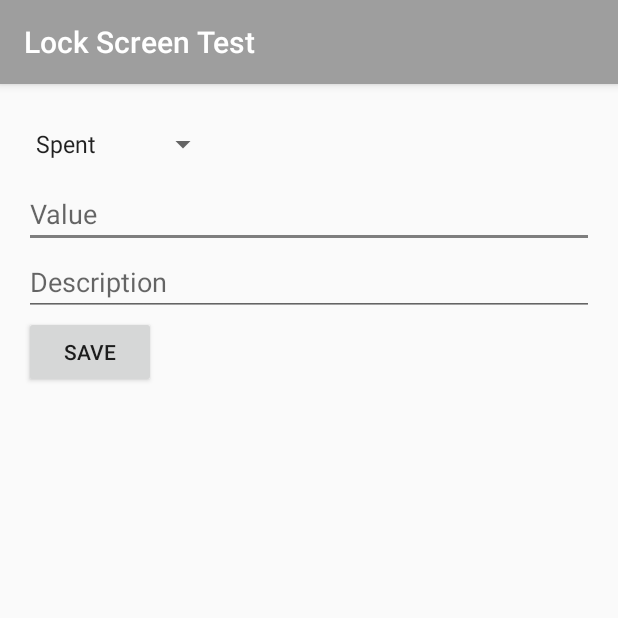
After one commit to anshenguin/New-App-Prototype, an Android app: the EditActivity screen opened directly, with no data from a screen before it, on a phone screen of 412 x 824 dp, the top half of it. The commit adds this screen. Run offline under Robolectric (Android 15) with nearby library versions, the light colour scheme and no system bars.

Commit message:
Editing values works now. Woah!

```diff
--- a/app/src/main/AndroidManifest.xml
+++ b/app/src/main/AndroidManifest.xml
@@ -15,14 +15,14 @@
         <activity
             android:name=".home"
             android:configChanges="orientation|screenSize|keyboardHidden"
-        android:theme="@style/AppTheme.NoActionBar">
+            android:theme="@style/AppTheme.NoActionBar">
             <intent-filter>
                 <action android:name="android.intent.action.MAIN" />
 
                 <category android:name="android.intent.category.LAUNCHER" />
             </intent-filter>
         </activity>
-        <activity android:name=".Settings"></activity>
+        <activity android:name=".Settings" />
         <activity
             android:name=".EnterValueActivity"
             android:exported="true" />
@@ -32,6 +32,7 @@
             android:authorities="com.kinitoapps.moneymanager"
             android:exported="false" />
 
+        <activity android:name=".EditActivity"></activity>
     </application>
 
 </manifest>
--- /dev/null
+++ b/app/src/main/java/com/kinitoapps/moneymanager/EditActivity.java
@@ -0,0 +1,195 @@
+package com.kinitoapps.moneymanager;
+
+import android.content.ContentValues;
+import android.content.Intent;
+import android.database.Cursor;
+import android.database.sqlite.SQLiteDatabase;
+import android.net.Uri;
+import android.support.v4.app.LoaderManager;
+import android.support.v4.content.CursorLoader;
+import android.support.v4.content.Loader;
+import android.support.v7.app.AppCompatActivity;
+import android.os.Bundle;
+import android.text.TextUtils;
+import android.view.View;
+import android.widget.AdapterView;
+import android.widget.ArrayAdapter;
+import android.widget.Button;
+import android.widget.EditText;
+import android.widget.Spinner;
+import android.widget.Toast;
+
+import com.kinitoapps.moneymanager.data.MoneyContract;
+import com.kinitoapps.moneymanager.data.MoneyDbHelper;
+
+import java.text.DateFormat;
+import java.text.SimpleDateFormat;
+import java.util.Calendar;
+import java.util.Date;
+import java.util.Locale;
+
+public class EditActivity extends AppCompatActivity implements LoaderManager.LoaderCallbacks<Cursor>{
+    private static final int EXISTING_MONEY_LOADER = 0;
+
+    private EditText mValueEditText;
+    private Spinner mStatusSpinner;
+    private EditText mDescEditText;
+    private MoneyDbHelper mDbHelper;
+    private Button save;
+
+    private int mStatus = MoneyContract.MoneyEntry.STATUS_UNKNOWN;
+
+
+    @Override
+    protected void onCreate(Bundle savedInstanceState) {
+        super.onCreate(savedInstanceState);
+        setContentView(R.layout.activity_edit);
+        mDbHelper = new MoneyDbHelper(this);
+        mDescEditText = (EditText) findViewById(R.id.edit_desc);
+        mStatusSpinner = (Spinner) findViewById(R.id.spinner_status);
+        save = (Button) findViewById(R.id.saveValue);
+        save.setOnClickListener(new View.OnClickListener() {
+            @Override
+            public void onClick(View view) {
+                editValue();
+                finish();
+            }
+        });
+        mValueEditText = (EditText) findViewById(R.id.edit_value);
+        setupSpinner();
+        getSupportLoaderManager().initLoader(EXISTING_MONEY_LOADER, null, this);
+    }
+
+    @Override
+    public Loader<Cursor> onCreateLoader(int id, Bundle args) {
+        Intent intent = getIntent();
+        Uri currentEntryUri = intent.getData();
+        String[] projection = {
+                MoneyContract.MoneyEntry._ID,
+                MoneyContract.MoneyEntry.COLUMN_MONEY_VALUE,
+                MoneyContract.MoneyEntry.COLUMN_MONEY_DESC,
+                MoneyContract.MoneyEntry.COLUMN_MONEY_STATUS,
+                MoneyContract.MoneyEntry.COLUMN_MONEY_TIME,
+                MoneyContract.MoneyEntry.COLUMN_MONEY_DATE
+        };
+
+        return new CursorLoader(this,
+                currentEntryUri,
+                projection,
+                null,
+                null,
+                null);
+    }
+
+    @Override
+    public void onLoadFinished(Loader<Cursor> loader, Cursor cursor) {
+        if (cursor == null || cursor.getCount() < 1) {
+            return;}
+
+        if (cursor.moveToFirst()) {
+            int valueColumnIndex = cursor.getColumnIndex(MoneyContract.MoneyEntry.COLUMN_MONEY_VALUE);
+            int descColumnIndex = cursor.getColumnIndex(MoneyContract.MoneyEntry.COLUMN_MONEY_DESC);
+            int statusColumnIndex = cursor.getColumnIndex(MoneyContract.MoneyEntry.COLUMN_MONEY_STATUS);
+//            int timeColumnIndex = cursor.getColumnIndex(MoneyContract.MoneyEntry.COLUMN_MONEY_TIME);
+//            int dateColumnIndex = cursor.getColumnIndex(MoneyContract.MoneyEntry.COLUMN_MONEY_DATE);
+
+            double value = cursor.getDouble(valueColumnIndex);
+            String desc = cursor.getString(descColumnIndex);
+            int status = cursor.getInt(statusColumnIndex);
+//            String time = cursor.getString(timeColumnIndex);
+//            String date = cursor.getString(dateColumnIndex);
+            String str = String.valueOf(value);
+
+            mValueEditText.setText(str);
+            mDescEditText.setText(desc);
+            mStatusSpinner.setSelection(status-1);
+//            switch (status){
+//                case MoneyContract.MoneyEntry.STATUS_SPENT:
+//                    mStatusSpinner.setSelection(2);
+//                    break;
+//                default:
+//                    mStatusSpinner.setSelection(1);
+//                    break;
+//            }
+        }
+    }
+
+    @Override
+    public void onLoaderReset(Loader<Cursor> loader) {
+        mValueEditText.setText("");
+        mDescEditText.setText("");
+        mStatusSpinner.setSelection(0);
+    }
+    private void setupSpinner() {
+        // Create adapter for spinner. The list options are from the String array it will use
+        // the spinner will use the default layout
+
+        ArrayAdapter spinnerAdapter = ArrayAdapter.createFromResource(this,
+                R.array.array_status_options, android.R.layout.simple_spinner_item);
+
+        // Specify dropdown layout style - simple list view with 1 item per line
+        spinnerAdapter.setDropDownViewResource(android.R.layout.simple_dropdown_item_1line);
+
+        // Apply the adapter to the spinner
+        mStatusSpinner.setAdapter(spinnerAdapter);
+
+        // Set the integer mSelected to the constant values
+        mStatusSpinner.setOnItemSelectedListener(new AdapterView.OnItemSelectedListener() {
+            @Override
+            public void onItemSelected(AdapterView<?> parent, View view, int position, long id) {
+                String selection = (String) parent.getItemAtPosition(position);
+                if (!TextUtils.isEmpty(selection)) {
+                    if (selection.equals(("Spent"))) {
+                        mStatus = MoneyContract.MoneyEntry.STATUS_SPENT;
+                    } else if (selection.equals(("Received"))) {
+                        mStatus = MoneyContract.MoneyEntry.STATUS_RECEIVED;
+                    } else {
+                        mStatus = MoneyContract.MoneyEntry.STATUS_UNKNOWN;
+                    }
+                }
+            }
+
+            // Because AdapterView is an abstract class, onNothingSelected must be defined
+            @Override
+            public void onNothingSelected(AdapterView<?> parent) {
+                mStatus = MoneyContract.MoneyEntry.STATUS_UNKNOWN;
+            }
+        });
+    }
+    private void editValue(){
+        Intent intent = getIntent();
+        Uri currentEntryUri = intent.getData();
+
+        String desc = mDescEditText.getText().toString().trim();
+//        String date = new SimpleDateFormat("dd-MM-yyyy", Locale.getDefault()).format(new Date());
+//        DateFormat df = new SimpleDateFormat("h:mm a",Locale.getDefault());
+//        String time = df.format(Calendar.getInstance().getTime());
+        double value = Double.parseDouble(mValueEditText.getText().toString().trim());
+        SQLiteDatabase db = mDbHelper.getWritableDatabase();
+        ContentValues values = new ContentValues();
+        values.put(MoneyContract.MoneyEntry.COLUMN_MONEY_VALUE, value);
+        values.put(MoneyContract.MoneyEntry.COLUMN_MONEY_DESC, desc);
+//        values.put(MoneyContract.MoneyEntry.COLUMN_MONEY_DATE, date);
+//        values.put(MoneyContract.MoneyEntry.COLUMN_MONEY_TIME, time);
+        values.put(MoneyContract.MoneyEntry.COLUMN_MONEY_STATUS, mStatus);
+
+        // Insert a new row for Toto in the database, returning the ID of that new row.
+        // The first argument for db.insert() is the pets table name.
+        // The second argument provides the name of a column in which the framework
+        // can insert NULL in the event that the ContentValues is empty (if
+        // this is set to "null", then the framework will not insert a row when
+        // there are no values).
+        // The third argument is the ContentValues object containing the info for Toto.
+        int rowsAffected = getContentResolver().update(currentEntryUri, values, null, null);
+        db.insert(MoneyContract.MoneyEntry.TABLE_NAME, null, values);
+        if (rowsAffected == 0) {
+                            // If no rows were affected, then there was an error with the update.
+                                    Toast.makeText(this, "Error: Entry Not Updated",
+                                                    Toast.LENGTH_SHORT).show();
+                        } else {
+                            // Otherwise, the update was successful and we can display a toast.
+                                    Toast.makeText(this, "Entry Updated Successfully",
+                                                    Toast.LENGTH_SHORT).show();
+                        }
+    }
+}
--- a/app/src/main/java/com/kinitoapps/moneymanager/EnterValueActivity.java
+++ b/app/src/main/java/com/kinitoapps/moneymanager/EnterValueActivity.java
@@ -77,14 +77,14 @@
         // Create adapter for spinner. The list options are from the String array it will use
         // the spinner will use the default layout
 
-        ArrayAdapter genderSpinnerAdapter = ArrayAdapter.createFromResource(this,
+        ArrayAdapter spinnerAdapter = ArrayAdapter.createFromResource(this,
                 R.array.array_status_options, android.R.layout.simple_spinner_item);
 
         // Specify dropdown layout style - simple list view with 1 item per line
-        genderSpinnerAdapter.setDropDownViewResource(android.R.layout.simple_dropdown_item_1line);
+        spinnerAdapter.setDropDownViewResource(android.R.layout.simple_dropdown_item_1line);
 
         // Apply the adapter to the spinner
-        mStatusSpinner.setAdapter(genderSpinnerAdapter);
+        mStatusSpinner.setAdapter(spinnerAdapter);
 
         // Set the integer mSelected to the constant values
         mStatusSpinner.setOnItemSelectedListener(new AdapterView.OnItemSelectedListener() {
--- /dev/null
+++ b/app/src/main/res/layout/activity_edit.xml
@@ -0,0 +1,63 @@
+<?xml version="1.0" encoding="utf-8"?>
+<!-- Copyright (C) 2016 The Android Open Source Project
+     Licensed under the Apache License, Version 2.0 (the "License");
+     you may not use this file except in compliance with the License.
+     You may obtain a copy of the License at
+          http://www.apache.org/licenses/LICENSE-2.0
+     Unless required by applicable law or agreed to in writing, software
+     distributed under the License is distributed on an "AS IS" BASIS,
+     WITHOUT WARRANTIES OR CONDITIONS OF ANY KIND, either express or implied.
+     See the License for the specific language governing permissions and
+     limitations under the License.
+-->
+<!-- Layout for the editor -->
+<LinearLayout
+    xmlns:tools="http://schemas.android.com/tools"
+    xmlns:android="http://schemas.android.com/apk/res/android"
+    android:layout_width="match_parent"
+    android:layout_height="match_parent"
+    android:orientation="vertical"
+    android:padding="16dp"
+    tools:context=".EnterValueActivity">
+
+
+    <LinearLayout
+        android:layout_width="match_parent"
+        android:orientation="vertical"
+        android:layout_height="wrap_content">
+        <Spinner
+            android:id="@+id/spinner_status"
+            android:layout_height="48dp"
+            android:layout_width="wrap_content"
+            android:paddingRight="16dp"
+            android:spinnerMode="dropdown"/>
+
+        <EditText
+            android:id="@+id/edit_value"
+            android:layout_width="match_parent"
+            android:layout_height="wrap_content"
+            android:hint="Value"
+            android:inputType="numberDecimal" />
+
+
+        <EditText
+            android:id="@+id/edit_desc"
+            android:hint="Description"
+            android:inputType="textCapWords"
+            android:layout_height="wrap_content"
+            android:layout_width="match_parent"/>
+
+
+
+
+    </LinearLayout>
+
+    <Button
+        android:layout_width="wrap_content"
+        android:layout_height="wrap_content"
+        android:text="SAVE"
+        android:id="@+id/saveValue"/>
+
+
+
+</LinearLayout>
```
Also changed, not shown: app/src/main/java/com/kinitoapps/moneymanager/ThisMonthFragment.java (+14 -0 lines), app/src/main/java/com/kinitoapps/moneymanager/ThisYearFragment.java (+13 -0 lines), app/src/main/java/com/kinitoapps/moneymanager/TodayFragment.java (+13 -0 lines), app/src/main/java/com/kinitoapps/moneymanager/YesterdayFragment.java (+13 -0 lines).
